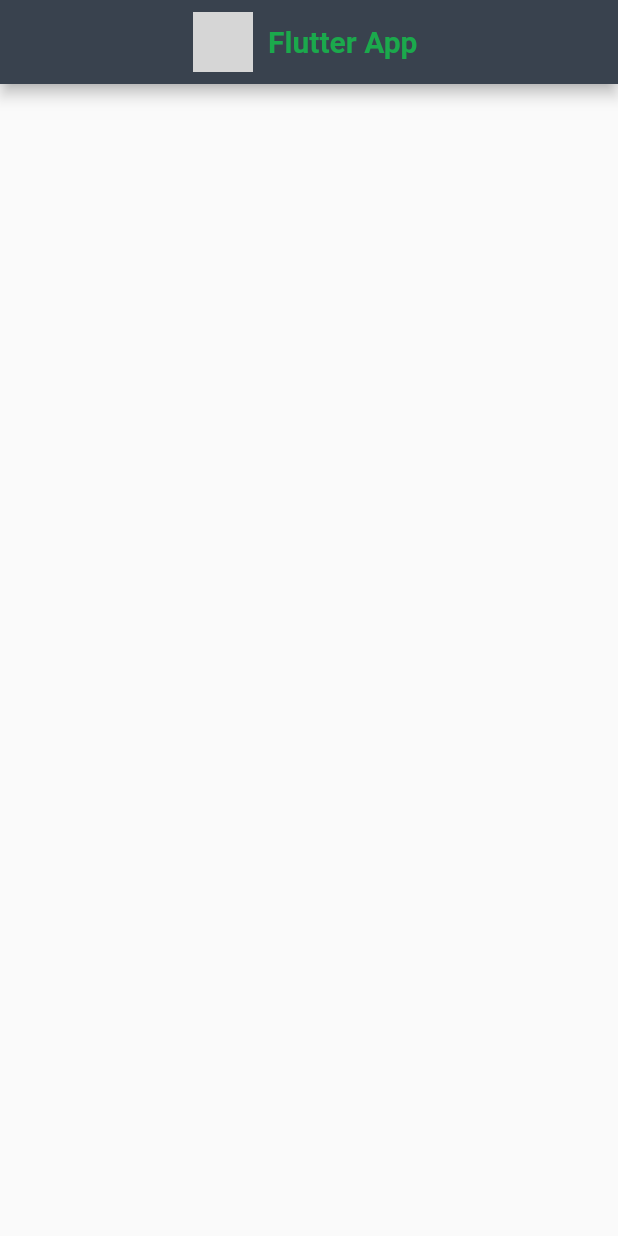
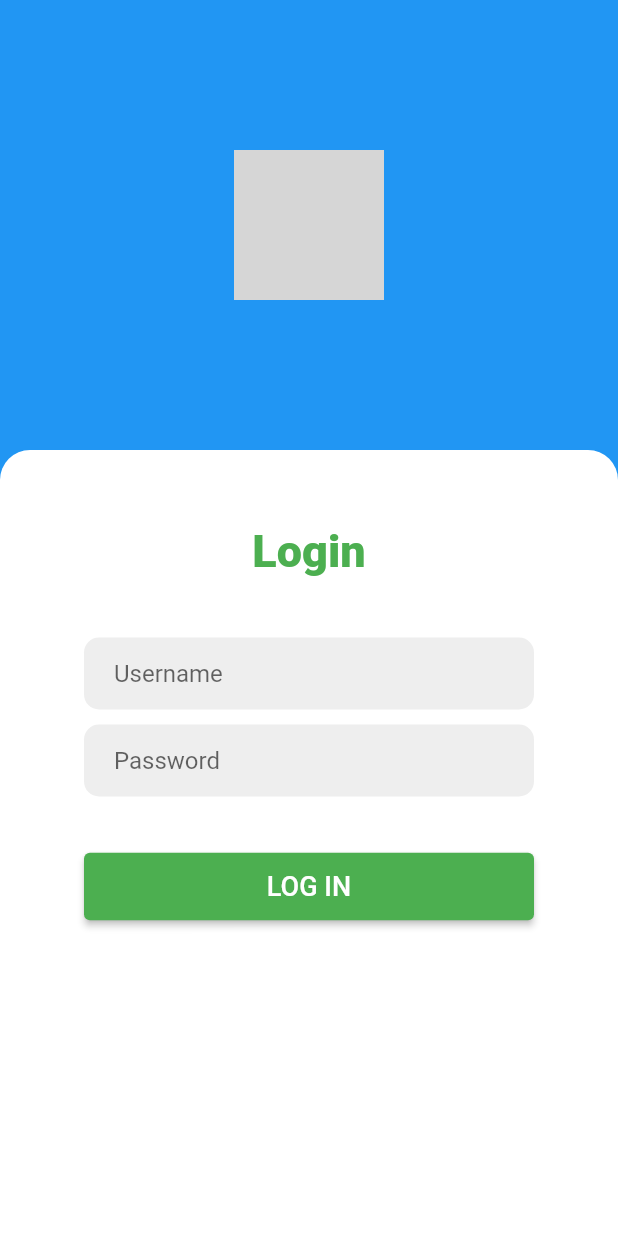
Before and after one commit to snigdha2210/flutter-testing, a Flutter app: the screen it shows after launch, on a phone screen of 412 x 824 dp. Run offline on Flutter 3.47's test engine with Material 2 defaults, Android fonts, the phone set to English and light mode, and no system bars; our stand-ins replace get; Roboto replaces fonts that are missing (Nunito); grey boxes are pictures that could not be loaded.

Commit message:
built login screen with functionaity

```diff
--- /dev/null
+++ b/lib/controllers/login_controller.dart
@@ -0,0 +1,35 @@
+import 'package:get/get.dart';
+import 'package:hello_flutter/models/login_model.dart';
+
+class LoginController extends GetxController {
+  LoginCredentialsItem loginItem = LoginCredentialsItem(
+      username: '', password: '', usernameError: '', passwordError: '');
+
+  onChangeUsername(String value) {
+    loginItem.username = value;
+    update();
+  }
+
+  onChangePassword(String value) {
+    loginItem.password = value;
+    update();
+  }
+
+  checkCredentials() {
+    if (loginItem.username.isEmpty) {
+      loginItem.usernameError = 'Username is required';
+    } else {
+      loginItem.usernameError = '';
+    }
+    if (loginItem.password.isEmpty) {
+      loginItem.passwordError = 'Password is required';
+    } else {
+      loginItem.passwordError = '';
+    }
+    update();
+    print(loginItem.username);
+    print(loginItem.usernameError);
+    print(loginItem.password);
+    print(loginItem.passwordError);
+  }
+}
--- /dev/null
+++ b/lib/home_page.dart
@@ -0,0 +1,54 @@
+import 'package:flutter/material.dart';
+
+class HomePage extends StatelessWidget {
+  static String tag = 'home-page';
+
+  @override
+  Widget build(BuildContext context) {
+    final alucard = Hero(
+      tag: 'hero',
+      child: Padding(
+        padding: EdgeInsets.all(16.0),
+        child: CircleAvatar(
+          radius: 72.0,
+          backgroundColor: Colors.transparent,
+          backgroundImage: AssetImage('assets/alucard.jpg'),
+        ),
+      ),
+    );
+
+    final welcome = Padding(
+      padding: EdgeInsets.all(8.0),
+      child: Text(
+        'Welcome Alucard',
+        style: TextStyle(fontSize: 28.0, color: Colors.white),
+      ),
+    );
+
+    final lorem = Padding(
+      padding: EdgeInsets.all(8.0),
+      child: Text(
+        'Lorem ipsum dolor sit amet, consectetur adipiscing elit. Donec hendrerit condimentum mauris id tempor. Praesent eu commodo lacus. Praesent eget mi sed libero eleifend tempor. Sed at fringilla ipsum. Duis malesuada feugiat urna vitae convallis. Aliquam eu libero arcu.',
+        style: TextStyle(fontSize: 16.0, color: Colors.white),
+      ),
+    );
+
+    final body = Container(
+      width: MediaQuery.of(context).size.width,
+      padding: EdgeInsets.all(28.0),
+      decoration: BoxDecoration(
+        gradient: LinearGradient(colors: [
+          Colors.blue,
+          Colors.lightBlueAccent,
+        ]),
+      ),
+      child: Column(
+        children: <Widget>[alucard, welcome, lorem],
+      ),
+    );
+
+    return Scaffold(
+      body: body,
+    );
+  }
+}
--- /dev/null
+++ b/lib/login_page.dart
@@ -0,0 +1,195 @@
+import 'package:flutter/material.dart';
+import 'package:get/get.dart';
+import 'package:hello_flutter/controllers/login_controller.dart';
+import 'package:hello_flutter/home_page.dart';
+
+class LoginPage extends StatefulWidget {
+  static String tag = 'login-page';
+
+  @override
+  _LoginPageState createState() => new _LoginPageState();
+}
+
+class _LoginPageState extends State<LoginPage> {
+  @override
+  Widget build(BuildContext context) {
+    final loginController = Get.put(LoginController());
+    double height = MediaQuery.of(context).size.height;
+    double width = MediaQuery.of(context).size.width;
+    double heightTop;
+    return SafeArea(
+      child: Scaffold(
+          body: Container(
+        color: Colors.blue,
+        child: Column(
+          children: [
+            Container(
+              color: Colors.blue,
+              alignment: Alignment.center,
+              padding: EdgeInsets.fromLTRB(0, 100, 0, 100),
+              width: width,
+              child: ClipRRect(
+                borderRadius: BorderRadius.circular(50),
+                child: Image.asset(
+                  'assets/logo.png',
+                  height: 100,
+                ),
+              ),
+            ),
+            Expanded(
+              child: Container(
+                width: width,
+                height: height,
+                decoration: BoxDecoration(
+                    color: Colors.white,
+                    borderRadius: BorderRadius.only(
+                      topLeft: Radius.circular(20),
+                      topRight: Radius.circular(20),
+                    )),
+                child: Column(
+                  children: [
+                    SizedBox(height: 50),
+                    Text(
+                      'Login',
+                      style: TextStyle(
+                          color: Colors.green,
+                          fontSize: 30,
+                          fontWeight: FontWeight.w800),
+                    ),
+                    SizedBox(height: 40),
+                    Container(
+                      width: 300,
+                      child: GetBuilder<LoginController>(
+                          init: LoginController(),
+                          builder: (loginController) {
+                            return TextFormField(
+                              keyboardType: TextInputType.emailAddress,
+                              autofocus: false,
+                              initialValue: '',
+                              onChanged: (value) =>
+                                  loginController.onChangeUsername(value),
+                              decoration: InputDecoration(
+                                filled: true,
+                                fillColor: Colors.grey.shade200,
+                                hintText: 'Username',
+                                enabledBorder: OutlineInputBorder(
+                                    borderSide: BorderSide(
+                                        color: Colors.transparent, width: 2.0),
+                                    borderRadius: BorderRadius.circular(10.0)),
+                                disabledBorder: OutlineInputBorder(
+                                    borderSide: BorderSide(
+                                        color: Colors.transparent, width: 2.0),
+                                    borderRadius: BorderRadius.circular(10.0)),
+                                focusedBorder: OutlineInputBorder(
+                                    borderSide: BorderSide(
+                                        color: Colors.yellow.shade700,
+                                        width: 2.0),
+                                    borderRadius: BorderRadius.circular(10.0)),
+                                contentPadding:
+                                    EdgeInsets.fromLTRB(20.0, 10.0, 20.0, 10.0),
+                              ),
+                            );
+                          }),
+                    ),
+                    GetBuilder<LoginController>(
+                        init: LoginController(),
+                        builder: (loginController) {
+                          return loginController
+                                  .loginItem.usernameError.isNotEmpty
+                              ? Container(
+                                  alignment: Alignment.centerLeft,
+                                  margin: EdgeInsets.fromLTRB(2, 8, 0, 0),
+                                  width: 300,
+                                  child: Text(
+                                      loginController.loginItem.usernameError,
+                                      style: TextStyle(
+                                          color: Colors.red,
+                                          fontSize: 16,
+                                          fontWeight: FontWeight.w500)),
+                                )
+                              : Container();
+                        }),
+                    SizedBox(height: 10),
+                    Container(
+                      width: 300,
+                      child: GetBuilder<LoginController>(
+                          init: LoginController(),
+                          builder: (loginController) {
+                            return TextFormField(
+                              autofocus: false,
+                              initialValue: '',
+                              onChanged: (value) =>
+                                  loginController.onChangePassword(value),
+                              obscureText: true,
+                              decoration: InputDecoration(
+                                filled: true,
+                                fillColor: Colors.grey.shade200,
+                                enabledBorder: OutlineInputBorder(
+                                    borderSide: BorderSide(
+                                        color: Colors.transparent, width: 2.0),
+                                    borderRadius: BorderRadius.circular(10.0)),
+                                disabledBorder: OutlineInputBorder(
+                                    borderSide: BorderSide(
+                                        color: Colors.transparent, width: 2.0)),
+                                focusedBorder: OutlineInputBorder(
+                                    borderSide: BorderSide(
+                                        color: Colors.yellow.shade700,
+                                        width: 2.0),
+                                    borderRadius: BorderRadius.circular(10.0)),
+                                hintText: 'Password',
+                                contentPadding:
+                                    EdgeInsets.fromLTRB(20.0, 10.0, 20.0, 10.0),
+                              ),
+                            );
+                          }),
+                    ),
+                    GetBuilder<LoginController>(
+                        init: LoginController(),
+                        builder: (loginController) {
+                          return loginController
+                                  .loginItem.passwordError.isNotEmpty
+                              ? Container(
+                                  alignment: Alignment.centerLeft,
+                                  margin: EdgeInsets.fromLTRB(2, 8, 0, 0),
+                                  width: 300,
+                                  child: Text(
+                                      loginController.loginItem.passwordError,
+                                      style: TextStyle(
+                                          color: Colors.red,
+                                          fontSize: 16,
+                                          fontWeight: FontWeight.w500)))
+                              : Container();
+                        }),
+                    SizedBox(height: 20),
+                    GetBuilder<LoginController>(
+                        init: LoginController(),
+                        builder: (loginController) {
+                          return Container(
+                            width: 300,
+                            child: Padding(
+                              padding: EdgeInsets.symmetric(vertical: 16.0),
+                              child: ElevatedButton(
+                                style: ElevatedButton.styleFrom(
+                                  padding: EdgeInsets.all(12),
+                                  backgroundColor: Colors.green,
+                                ),
+                                onPressed: () {
+                                  loginController.checkCredentials();
+                                },
+                                child: Text('LOG IN',
+                                    style: TextStyle(
+                                        color: Colors.white, fontSize: 18)),
+                              ),
+                            ),
+                          );
+                        }),
+                  ],
+                ),
+              ),
+            )
+          ],
+        ),
+      )),
+    );
+  }
+}
--- a/lib/main.dart
+++ b/lib/main.dart
@@ -1,4 +1,6 @@
 import 'package:flutter/material.dart';
+import 'package:hello_flutter/home_page.dart';
+import 'package:hello_flutter/login_page.dart';
 
 void main() {
   runApp(const MyApp());
@@ -45,33 +47,21 @@ class MyHomePage extends StatefulWidget {
 }
 
 class _MyHomePageState extends State<MyHomePage> {
+  final routes = <String, WidgetBuilder>{
+    LoginPage.tag: (context) => LoginPage(),
+    HomePage.tag: (context) => HomePage(),
+  };
   @override
   Widget build(BuildContext context) {
-    return Scaffold(
-      appBar: AppBar(
-        title: Container(
-          alignment: Alignment.center,
-          child: Row(
-            mainAxisAlignment: MainAxisAlignment.center,
-            children: [
-              Image.asset(
-                'logo.png',
-                width: 40,
-              ),
-              Container(
-                child: Text(
-                  'Flutter App',
-                  style: TextStyle(
-                      color: Color.fromRGBO(27, 169, 76, 1),
-                      fontWeight: FontWeight.w700),
-                ),
-                margin: EdgeInsets.fromLTRB(10, 5, 5, 5),
-              )
-            ],
-          ),
-        ),
-        centerTitle: true,
+    return MaterialApp(
+      title: 'Kodeversitas',
+      debugShowCheckedModeBanner: false,
+      theme: ThemeData(
+        primarySwatch: Colors.lightBlue,
+        fontFamily: 'Nunito',
       ),
+      home: LoginPage(),
+      routes: routes,
     );
   }
 }
--- /dev/null
+++ b/lib/models/login_model.dart
@@ -0,0 +1,12 @@
+class LoginCredentialsItem {
+  String username;
+  String password;
+  String usernameError;
+  String passwordError;
+
+  LoginCredentialsItem(
+      {this.username = '',
+      this.password = '',
+      this.passwordError = '',
+      this.usernameError = ''});
+}
--- a/pubspec.yaml
+++ b/pubspec.yaml
@@ -35,6 +35,7 @@ dependencies:
   cupertino_icons: ^1.0.2
   junitreport: 2.0.2
   test: ^1.21.4
+  get: ^3.26.0
 
 dev_dependencies:
   flutter_test:
```
Also changed, not shown: pubspec.lock.
